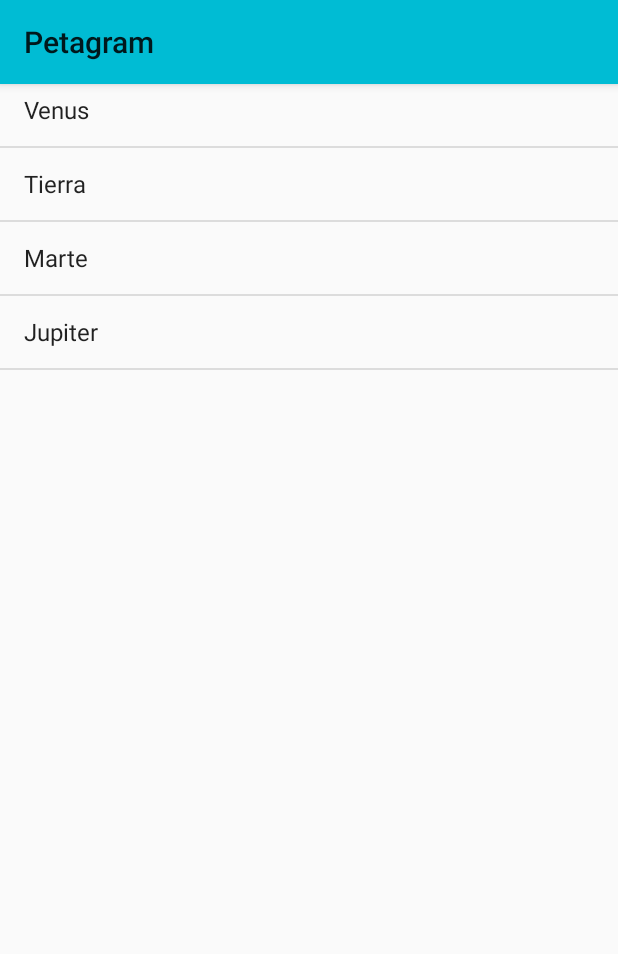
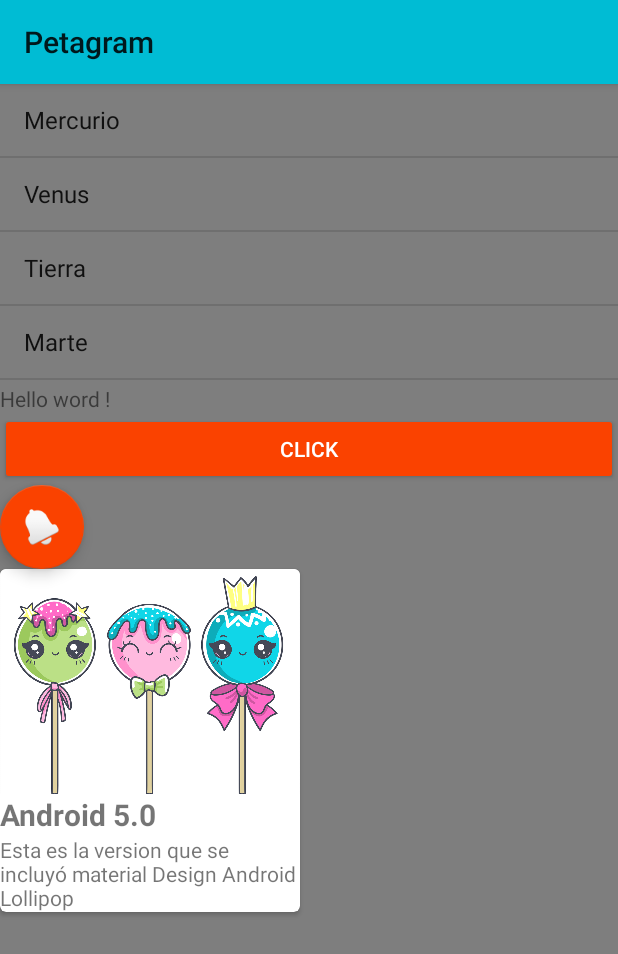
Before and after one commit to eliasmoranurcia10/Material-Design, an Android app: the screen it shows after launch (MainActivity), on a phone screen of 412 x 824 dp. Shown: the top 954 px of the screen. Run offline under Robolectric (Android 15) with nearby library versions, the light colour scheme and no system bars.

Commit message:
SEMANA 02: CardView

```diff
--- a/app/src/main/res/layout/activity_main.xml
+++ b/app/src/main/res/layout/activity_main.xml
@@ -1,10 +1,14 @@
 <?xml version="1.0" encoding="utf-8"?>
-<androidx.coordinatorlayout.widget.CoordinatorLayout xmlns:android="http://schemas.android.com/apk/res/android"
+<androidx.coordinatorlayout.widget.CoordinatorLayout
+    xmlns:android="http://schemas.android.com/apk/res/android"
     xmlns:app="http://schemas.android.com/apk/res-auto"
     xmlns:tools="http://schemas.android.com/tools"
+    xmlns:card_view="http://schemas.android.com/apk/res-auto"
     android:layout_width="match_parent"
     android:layout_height="match_parent"
-    tools:context=".MainActivity">
+    tools:context=".MainActivity"
+    android:background="@color/colorFondo"
+    >
 
     <RelativeLayout
         android:layout_width="match_parent"
@@ -28,13 +32,14 @@
 
         <androidx.swiperefreshlayout.widget.SwipeRefreshLayout
             android:id="@+id/sfiMiIndicadorRefresh"
+            android:layout_below="@+id/petagrama"
             android:layout_width="match_parent"
-            android:layout_height="wrap_content">
+            android:layout_height="@dimen/lista_height">
 
             <ListView
                 android:id="@+id/lstMiLista"
                 android:layout_width="match_parent"
-                android:layout_height="wrap_content">
+                android:layout_height="@dimen/lista_height">
 
             </ListView>
         </androidx.swiperefreshlayout.widget.SwipeRefreshLayout>
@@ -65,6 +70,47 @@
             android:id="@+id/fabMiFab"
             />
 
+        <androidx.cardview.widget.CardView
+            android:layout_width="@dimen/card_medida"
+            android:layout_height="wrap_content"
+            android:layout_below="@+id/fabMiFab"
+            card_view:cardCornerRadius="4dp"
+            >
+
+
+            <RelativeLayout
+                android:layout_width="match_parent"
+                android:layout_height="match_parent">
+
+                <ImageView
+                    android:id="@+id/imgImagen"
+                    android:layout_width="match_parent"
+                    android:layout_height="150dp"
+
+                    android:scaleType="centerCrop"
+                    android:src="@drawable/pop" />
+
+                <TextView
+                    android:id="@+id/tvTituloTarjeta"
+                    android:layout_width="wrap_content"
+                    android:layout_height="wrap_content"
+                    android:text="@string/titulo_tarjeta"
+                    android:layout_below="@+id/imgImagen"
+                    android:textStyle="bold"
+                    android:textSize="@dimen/card_titulo"
+                    />
+
+                <TextView
+                    android:id="@+id/tvtDescripcionTarjeta"
+                    android:layout_width="wrap_content"
+                    android:layout_height="wrap_content"
+                    android:text="@string/descripcion_tarjeta"
+                    android:layout_below="@+id/tvTituloTarjeta"
+                    />
+
+            </RelativeLayout>
+        </androidx.cardview.widget.CardView>
+
 
     </RelativeLayout>
 
--- a/app/src/main/res/values/colors.xml
+++ b/app/src/main/res/values/colors.xml
@@ -4,4 +4,5 @@
     <color name="colorPrimaryDark">#0097A7</color>
     <color name="colorAccent">#FA4200</color>
     <color name="colorBlanco">#FFFFFF</color>
+    <color name="colorFondo">#7E7E7E</color>
 </resources>
--- a/app/src/main/res/values/dimens.xml
+++ b/app/src/main/res/values/dimens.xml
@@ -1,3 +1,8 @@
 <resources>
     <dimen name="fab_margin">16dp</dimen>
+
+    <dimen name="lista_height">200dp</dimen>
+    <dimen name="card_medida">200dp</dimen>
+    <dimen name="card_height">300dp</dimen>
+    <dimen name="card_titulo">20dp</dimen>
 </resources>
--- a/app/src/main/res/values/strings.xml
+++ b/app/src/main/res/values/strings.xml
@@ -16,4 +16,7 @@
         <item>Jupiter</item>
     </string-array>
 
+    <string name="titulo_tarjeta">Android 5.0</string>
+    <string name="descripcion_tarjeta">Esta es la version que se incluyó material Design Android Lollipop</string>
+
 </resources>
--- a/app/src/main/res/values/styles.xml
+++ b/app/src/main/res/values/styles.xml
@@ -23,4 +23,5 @@
     </style>
 
 
+
 </resources>
```
Also changed, not shown: app/src/main/res/drawable-hdpi/ic_lobos.png (added), app/src/main/res/drawable-mdpi/ic_lobos.png (added), app/src/main/res/drawable-xhdpi/ic_lobos.png (added), app/src/main/res/drawable-xxhdpi/ic_lobos.png (added), app/src/main/res/drawable-xxxhdpi/ic_lobos.png (added), app/src/main/res/drawable/pop.png (added).
